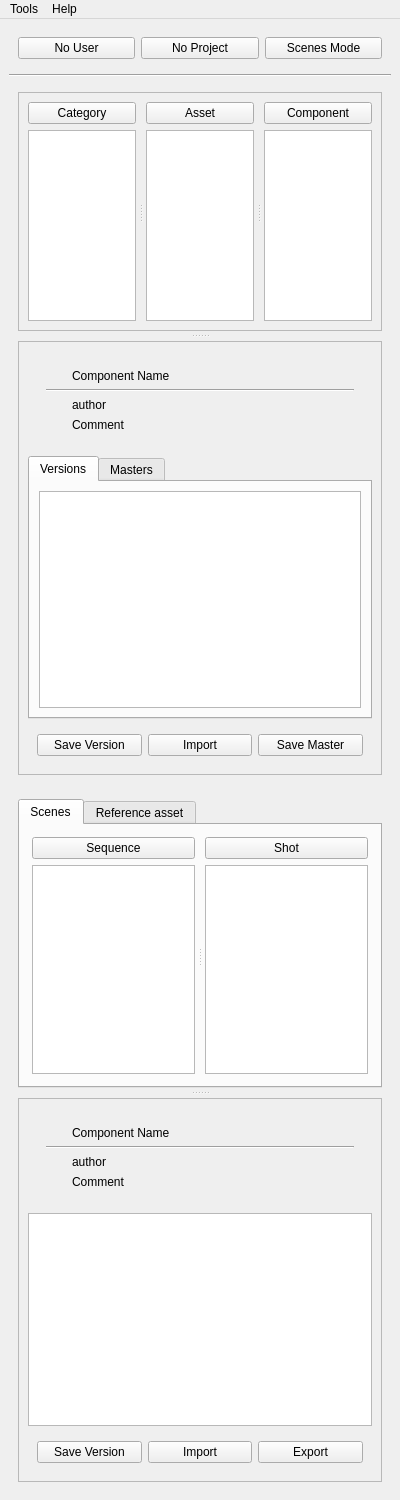
This is ui/pipeline_main_UI.ui in liorbenhorin/pipeline as Qt 5 draws it before an edit. The edited form follows.
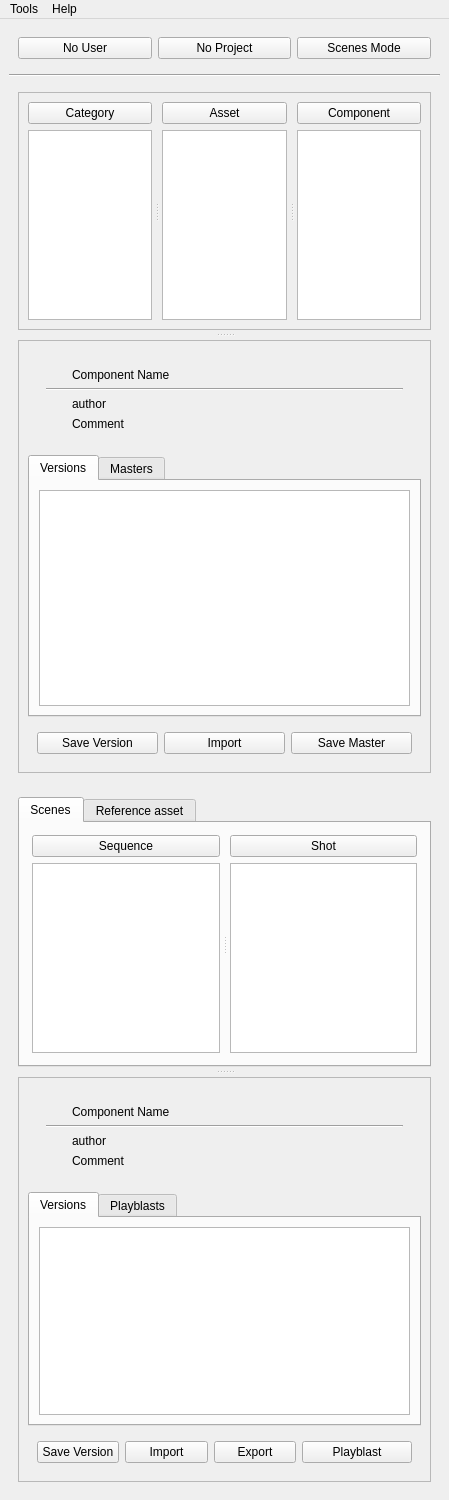
This is the edited form.

Patch:
```diff
--- a/ui/pipeline_main_UI.ui
+++ b/ui/pipeline_main_UI.ui
@@ -6,7 +6,7 @@
    <rect>
     <x>0</x>
     <y>0</y>
-    <width>400</width>
+    <width>449</width>
     <height>1500</height>
    </rect>
   </property>
@@ -661,11 +661,35 @@
             </widget>
            </item>
            <item>
-            <widget class="QTableWidget" name="shots_versions_tableWidget"/>
+            <widget class="QTabWidget" name="tabWidget">
+             <property name="currentIndex">
+              <number>0</number>
+             </property>
+             <widget class="QWidget" name="tab_5">
+              <attribute name="title">
+               <string>Versions</string>
+              </attribute>
+              <layout class="QVBoxLayout" name="verticalLayout_11">
+               <item>
+                <widget class="QTableWidget" name="shots_versions_tableWidget"/>
+               </item>
+              </layout>
+             </widget>
+             <widget class="QWidget" name="tab_6">
+              <attribute name="title">
+               <string>Playblasts</string>
+              </attribute>
+              <layout class="QVBoxLayout" name="verticalLayout_12">
+               <item>
+                <widget class="QTableWidget" name="shots_playblasts_tableWidget"/>
+               </item>
+              </layout>
+             </widget>
+            </widget>
            </item>
            <item>
             <widget class="QWidget" name="widget_6" native="true">
-             <layout class="QHBoxLayout" name="horizontalLayout_6" stretch="0,0,0">
+             <layout class="QHBoxLayout" name="horizontalLayout_6" stretch="0,0,0,0">
               <property name="spacing">
                <number>6</number>
               </property>
@@ -690,6 +714,22 @@
                 </property>
                </widget>
               </item>
+              <item>
+               <widget class="QPushButton" name="playblast_shot_pushButton">
+                <property name="minimumSize">
+                 <size>
+                  <width>110</width>
+                  <height>0</height>
+                 </size>
+                </property>
+                <property name="contextMenuPolicy">
+                 <enum>Qt::ActionsContextMenu</enum>
+                </property>
+                <property name="text">
+                 <string>Playblast</string>
+                </property>
+               </widget>
+              </item>
              </layout>
             </widget>
            </item>
@@ -707,7 +747,7 @@
     <rect>
      <x>0</x>
      <y>0</y>
-     <width>400</width>
+     <width>449</width>
      <height>22</height>
     </rect>
    </property>
```
Left out of the diff: 5 changed lines with no effect on the pictures.
